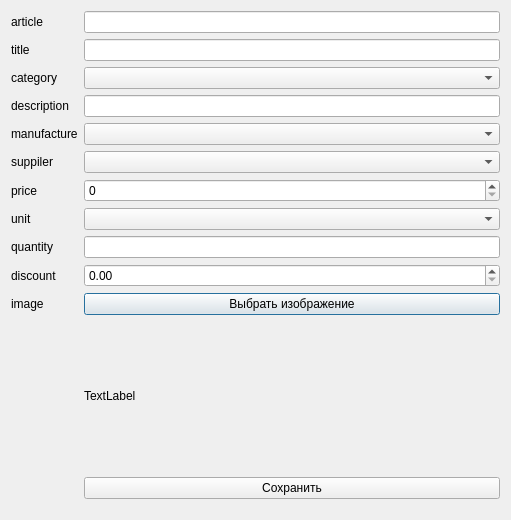
The window that ui/ItemDialog.ui (Leevandr/demo_final) describes before a commit, drawn with Qt 5.
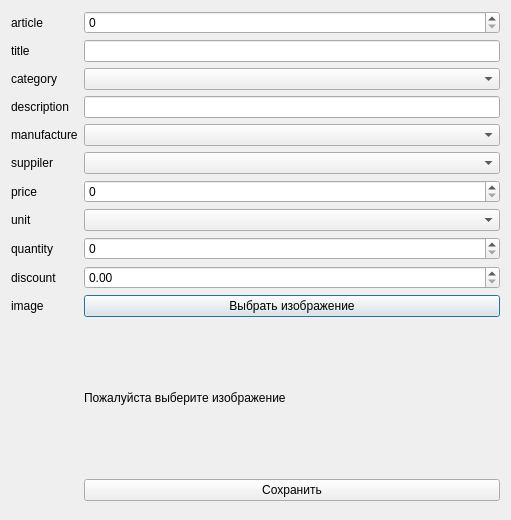
The same window after the commit.

The edit to the form file:
```diff
--- a/ui/ItemDialog.ui
+++ b/ui/ItemDialog.ui
@@ -25,9 +25,6 @@
          </property>
         </widget>
        </item>
-       <item row="0" column="1">
-        <widget class="QLineEdit" name="articleLineEdit"/>
-       </item>
        <item row="1" column="0">
         <widget class="QLabel" name="titleLabel">
          <property name="text">
@@ -86,7 +83,11 @@
         </widget>
        </item>
        <item row="6" column="1">
-        <widget class="QSpinBox" name="priceSpinBox"/>
+        <widget class="QSpinBox" name="priceSpinBox">
+         <property name="maximum">
+          <number>990000</number>
+         </property>
+        </widget>
        </item>
        <item row="7" column="0">
         <widget class="QLabel" name="unitLabel">
@@ -105,9 +106,6 @@
          </property>
         </widget>
        </item>
-       <item row="8" column="1">
-        <widget class="QLineEdit" name="quantityLineEdit"/>
-       </item>
        <item row="9" column="0">
         <widget class="QLabel" name="discountLabel">
          <property name="text">
@@ -149,7 +147,7 @@
         <widget class="QLabel" name="label">
          <property name="minimumSize">
           <size>
-           <width>150</width>
+           <width>400</width>
            <height>150</height>
           </size>
          </property>
@@ -160,7 +158,7 @@
           </size>
          </property>
          <property name="text">
-          <string>TextLabel</string>
+          <string>Пожалуйста выберите изображение</string>
          </property>
         </widget>
        </item>
@@ -171,6 +169,20 @@
          </property>
         </widget>
        </item>
+       <item row="0" column="1">
+        <widget class="QSpinBox" name="spinBox">
+         <property name="maximum">
+          <number>9900000</number>
+         </property>
+        </widget>
+       </item>
+       <item row="8" column="1">
+        <widget class="QSpinBox" name="spinBox_quantity">
+         <property name="maximum">
+          <number>99000</number>
+         </property>
+        </widget>
+       </item>
       </layout>
      </item>
     </layout>
```
